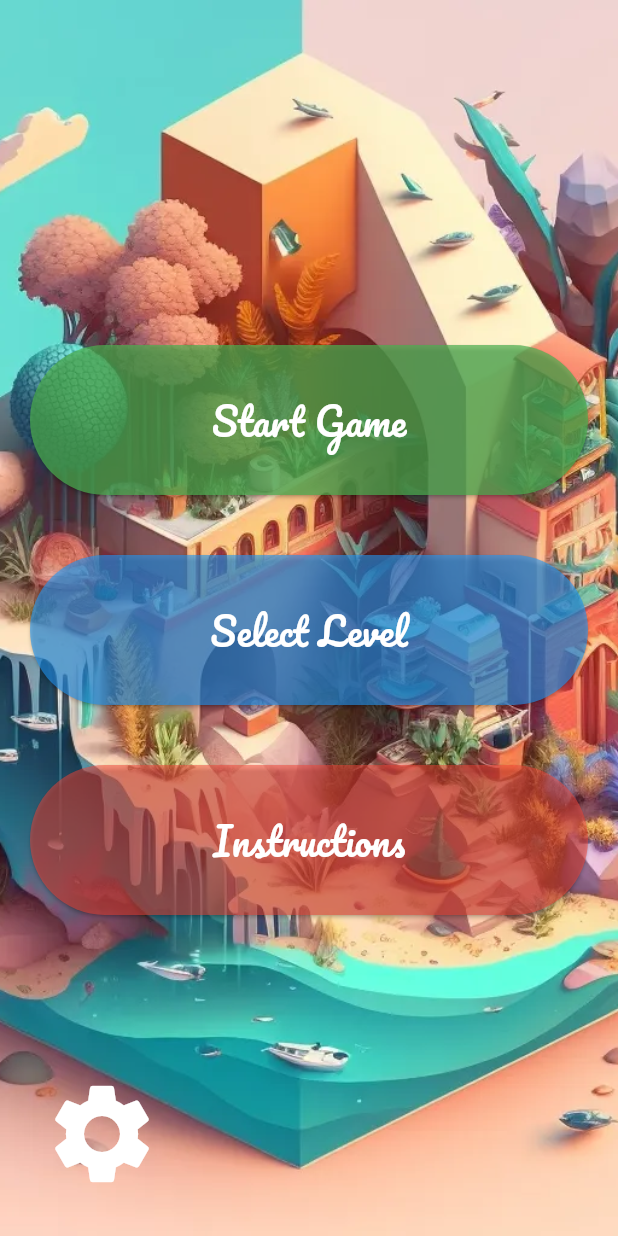
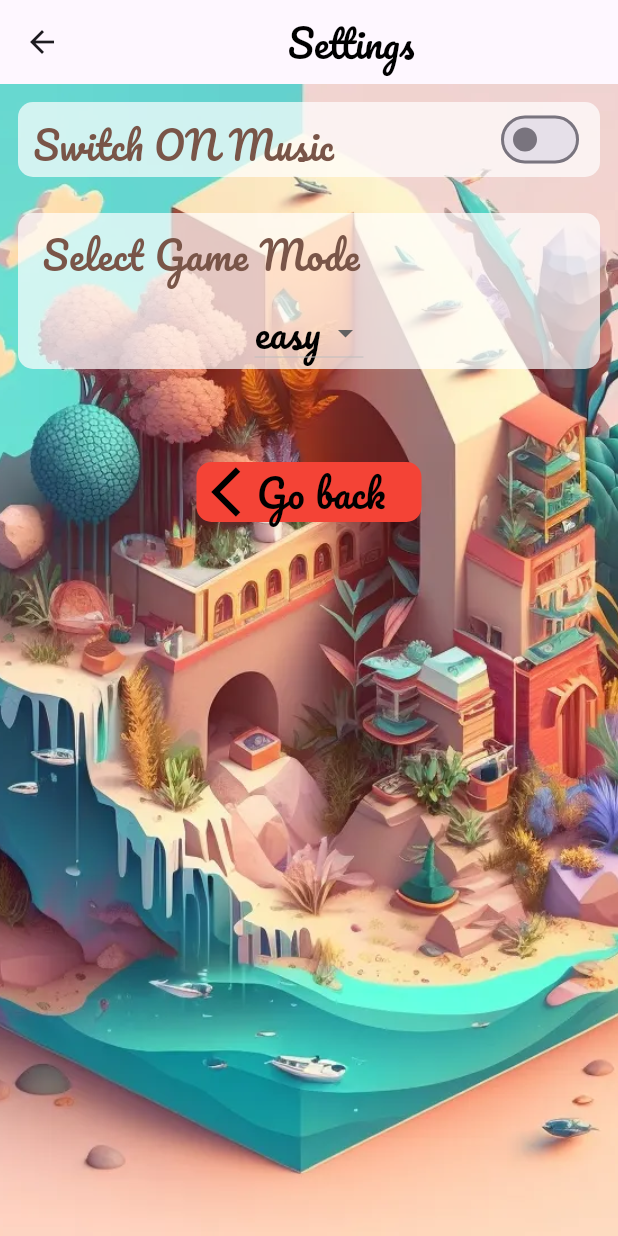
Before and after one commit to hngx-org/team-empire-breakout, a Flutter app: the screen it shows after launch, after a tap on the "settings" icon, on a phone screen of 412 x 824 dp. Run offline on Flutter 3.47's test engine with Material 3 defaults, Android fonts, the phone set to English and light mode, and no system bars; our stand-ins replace shared_preferences; missing offline and left inert: flame, flame_audio.

Commit message:
addittion of funcyioonalty on the setting page

```diff
--- a/lib/components/ball.dart
+++ b/lib/components/ball.dart
@@ -111,7 +111,7 @@ class Ball extends CircleComponent with  HasGameRef<BreakoutGame>,  CollisionCal
         }
         if (point.x == screenHitBoxRect.right && !isCollidedScreenHitboxX) {
           velocity.x = -velocity.x;
-          isCollidedScreenHitboxX = true;
+          // isCollidedScreenHitboxX = true;
         }
         if (point.y == screenHitBoxRect.top && !isCollidedScreenHitboxY) {
           velocity.y = -velocity.y;
--- a/lib/components/levels.dart
+++ b/lib/components/levels.dart
@@ -1,9 +1,13 @@
+import 'package:emp_breakout/providers/levelnotifier.dart';
+import 'package:emp_breakout/providers/levels_provider.dart';
+import 'package:emp_breakout/ui/settings_screen.dart';
+import 'package:flame/game.dart';
 import 'package:shared_preferences/shared_preferences.dart';
 
 class Level {
   // Level(_);
   static int rows = 0;
-  static double radius = 20;
+  static double radius = 10;
   static int column = 0;
   static int ball = 1;
 
@@ -91,15 +95,26 @@ class Level {
     int? level = prefs.getInt("level");
     switch (level) {
       case 1:
-        ball = 1;
+        if (levelInstance.value==GameLevel.easy){
+          ball = 1;
+        }else{
+        ball = 2;
+        }
         break;
 
       case 2:
-        ball = 1;
-        break;
+        if (levelInstance.value==GameLevel.easy){
+          ball = 1;
+        }else{
+          ball = 2;
+        }   break;
 
       case 3:
-        ball = 1;
+        if (levelInstance.value==GameLevel.easy){
+          ball = 1;
+        }else{
+          ball = 2;
+        }
         break;
       case 4:
         ball = 2;
--- /dev/null
+++ b/lib/providers/levelnotifier.dart
@@ -0,0 +1,18 @@
+
+import 'package:emp_breakout/ui/settings_screen.dart';
+import 'package:flutter/cupertino.dart';
+
+import 'levels_provider.dart';
+
+class LevelNotifier extends ValueNotifier<GameLevel> {
+  LevelNotifier() : super(GameLevel.easy);
+
+  void changeLevel(GameLevel value2 ) {
+
+    value=value2;
+    notifyListeners();
+  }
+
+}
+
+LevelNotifier levelInstance = LevelNotifier();
--- a/lib/providers/valuenotifier.dart
+++ b/lib/providers/valuenotifier.dart
@@ -1,3 +1,4 @@
+import 'package:emp_breakout/providers/levels_provider.dart';
 import 'package:flutter/material.dart';
 
 class ScoreNotifier extends ValueNotifier<int> {
--- a/lib/ui/menu_screen.dart
+++ b/lib/ui/menu_screen.dart
@@ -1,7 +1,9 @@
+
 
 import 'package:emp_breakout/ui/instructions_screen.dart';
 
 import 'package:emp_breakout/ui/levels_screen.dart';
+import 'package:emp_breakout/ui/settings_screen.dart';
 
 import 'package:flutter/cupertino.dart';
 import 'package:flutter/material.dart';
@@ -175,6 +177,9 @@ class _PageWithAnimatedListState extends State<MenuScreen> {
                         size: 80,
                       ),
                       onPressed: () {
+                        Navigator.push(
+                            context,
+                            MaterialPageRoute(builder: (context) => SettingScreen()));
                         // Add your settings button functionality here
                       },
                     ),
--- a/lib/ui/settings_screen.dart
+++ b/lib/ui/settings_screen.dart
@@ -0,0 +1,257 @@
+// import 'package:flame_audio/flame_audio.dart';
+// import 'package:flutter/material.dart';
+// import 'package:shared_preferences/shared_preferences.dart';
+//
+// class SettingScreen extends StatefulWidget {
+//   const SettingScreen({super.key});
+//
+//   @override
+//   State<SettingScreen> createState() => _SettingScreenState();
+// }
+//
+// class _SettingScreenState extends State<SettingScreen> {
+//   bool isSwitched = false;
+//
+//   @override
+//   void initState() {
+//     super.initState();
+//     loadSwitchState();
+//   }
+//
+//   void loadSwitchState() async {
+//     final SharedPreferences soundRef = await SharedPreferences.getInstance();
+//     setState(() {
+//       isSwitched = soundRef.getBool('soundSwitch') ?? false;
+//     });
+//   }
+//
+//   void saveSwitchState() async {
+//     final SharedPreferences soundRef = await SharedPreferences.getInstance();
+//     await soundRef.setBool('soundSwitch', isSwitched);
+//   }
+//
+//   @override
+//   Widget build(BuildContext context) {
+//     return Scaffold(
+//       appBar: AppBar(
+//         title: Center(child: Text('Settings')),
+//       ),
+//       body: Column(
+//         children: [
+//           Padding(
+//             padding: const EdgeInsets.all(12.0),
+//             child: Container(
+//               height: 50,
+//               decoration: BoxDecoration(
+//                   color: Colors.purpleAccent, borderRadius: BorderRadius.circular(10)),
+//               child: Padding(
+//                 padding: const EdgeInsets.all(10.0),
+//                 child: Row(
+//                   mainAxisAlignment: MainAxisAlignment.spaceBetween,
+//                   children: <Widget>[
+//                     Text(
+//                       isSwitched ? 'Switch OFF Music' : 'Switch ON Music',
+//                       style: TextStyle(fontSize: 20),
+//                     ),
+//                     Switch(
+//                       value: isSwitched,
+//                       onChanged: (value) {
+//                         setState(() {
+//                           isSwitched = value;
+//                           saveSwitchState(); // Save the state when it's changed
+//                           if (isSwitched == false) {
+//                             FlameAudio.bgm.stop();
+//                           } else if(value== true){
+//                             FlameAudio.bgm.resume();
+//                           }
+//                         });
+//                       },
+//                       activeTrackColor: Colors.lightGreen,
+//                       activeColor: Colors.purpleAccent,
+//                     ),
+//                   ],
+//                 ),
+//               ),
+//             ),
+//           ),
+//         ],
+//       ),
+//     );
+//   }
+// }
+import 'package:emp_breakout/providers/levelnotifier.dart';
+import 'package:flame_audio/flame_audio.dart';
+import 'package:flutter/material.dart';
+import 'package:shared_preferences/shared_preferences.dart';
+
+enum GameLevel { easy, hard,}
+
+class SettingScreen extends StatefulWidget {
+  const SettingScreen({super.key});
+
+  @override
+  State<SettingScreen> createState() => _SettingScreenState();
+}
+class _SettingScreenState extends State<SettingScreen> {
+  bool isSwitched = false;
+  GameLevel selectedLevel = GameLevel.easy;
+
+
+  @override
+  void initState() {
+    super.initState();
+    loadSwitchState();
+    loadSelectedLevel();
+  }
+
+  void loadSwitchState() async {
+    final SharedPreferences soundRef = await SharedPreferences.getInstance();
+    setState(() {
+      isSwitched = soundRef.getBool('soundSwitch') ?? false;
+    });
+  }
+
+  void loadSelectedLevel() async {
+    final SharedPreferences levelRef = await SharedPreferences.getInstance();
+    setState(() {
+      selectedLevel = GameLevel.values[levelRef.getInt('selectedLevel') ?? 0];
+    });
+  }
+
+  void saveSwitchState() async {
+    final SharedPreferences soundRef = await SharedPreferences.getInstance();
+    await soundRef.setBool('soundSwitch', isSwitched);
+  }
+
+  void saveSelectedLevel(GameLevel level) async {
+    final SharedPreferences levelRef = await SharedPreferences.getInstance();
+    await levelRef.setInt('selectedLevel', level.index);
+  }
+
+  @override
+  Widget build(BuildContext context) {
+    return Scaffold(
+      appBar: AppBar(
+        title: Center(child: Text('Settings', style: TextStyle(
+            fontFamily: 'Pacifico', fontSize: 25, color: Colors.black))),
+      ),
+      body: Container(
+          decoration: BoxDecoration(
+            image: DecorationImage(
+              image: AssetImage(
+                  'assets/images/house2.png'), // Replace with your image path
+              fit: BoxFit.cover,
+            ),
+          ),
+        child: Column(
+          children: [
+            Padding(
+              padding: const EdgeInsets.all(12.0),
+              child: Container(
+                height: 50,
+                decoration: BoxDecoration(
+                  // color: Colors.purpleAccent,
+                    color: Colors.white.withOpacity(0.7),
+
+                    borderRadius: BorderRadius.circular(10),
+                ),
+                child: Padding(
+                  padding: const EdgeInsets.all(10.0),
+                  child: Row(
+                    mainAxisAlignment: MainAxisAlignment.spaceBetween,
+                    children: <Widget>[
+                      Text(
+                        isSwitched ? 'Switch OFF Music' : 'Switch ON Music',
+                        style: TextStyle(
+                            fontFamily: 'Pacifico', fontSize: 25, color: Colors.brown),
+                      ),
+                      Switch(
+                        value: isSwitched,
+                        onChanged: (value) {
+                          setState(() {
+                            isSwitched = value;
+                            saveSwitchState();
+                            if (isSwitched == false) {
+                              FlameAudio.bgm.stop();
+                            } else {
+                              FlameAudio.bgm.resume();
+                            }
+                          });
+                        },
+                        activeTrackColor: Colors.lightGreen,
+                        activeColor: Colors.purpleAccent,
+                      ),
+                    ],
+                  ),
+                ),
+              ),
+            ),
+            Padding(
+              padding: const EdgeInsets.all(12.0),
+              child: Container(
+                decoration: BoxDecoration(
+                  color: Colors.white.withOpacity(0.7),
+
+                  // color: Colors.purpleAccent,
+                  borderRadius: BorderRadius.circular(10),
+                ),
+                 child: Column(
+                   mainAxisAlignment: MainAxisAlignment.spaceBetween,
+
+                   children: [
+                     ListTile(
+                      title: Text('Select Game Mode', style: TextStyle(
+                          fontFamily: 'Pacifico', fontSize: 25, color: Colors.brown),),
+                                   ),
+                     DropdownButton<GameLevel>(
+                       value: selectedLevel,
+                       items: GameLevel.values.map((level) {
+                         return DropdownMenuItem<GameLevel>(
+                           value: level,
+                           child: Text(level.toString().split('.').last, style: TextStyle(
+                               fontFamily: 'Pacifico', fontSize: 25, color: Colors.black),), // Display the level name
+                         );
+                       }).toList(),
+                       onChanged: (GameLevel? value) {
+                         setState(() {
+                           selectedLevel = value!;
+                           saveSelectedLevel(selectedLevel);
+                           levelInstance.value=selectedLevel;
+                         });
+                       },
+                     ),
+                   ],
+                 ),
+              ),
+            ),
+
+           SizedBox(height: 50,),
+            InkWell(
+              onTap: (){
+                Navigator.pop(context);
+              },
+              child: Container(
+                width: 150,
+                decoration: BoxDecoration(
+                  color: Colors.red,
+                  borderRadius: BorderRadius.circular(10),
+                ),
+                child: Row(
+                  children: [
+
+                    Icon(Icons.arrow_back_ios_outlined, size: 40, color: Colors.black,),
+                    Text('Go back',
+                        style: TextStyle(
+                            fontFamily: 'Pacifico', fontSize: 25, color: Colors.black)),
+
+                  ],
+                ),
+              ),
+            ),
+
+          ],
+        ),
+      ),
+    );
+  }
+}
```
Also changed, not shown: lib/providers/levels_provider.dart (+11 -1 lines), 1 other file.
